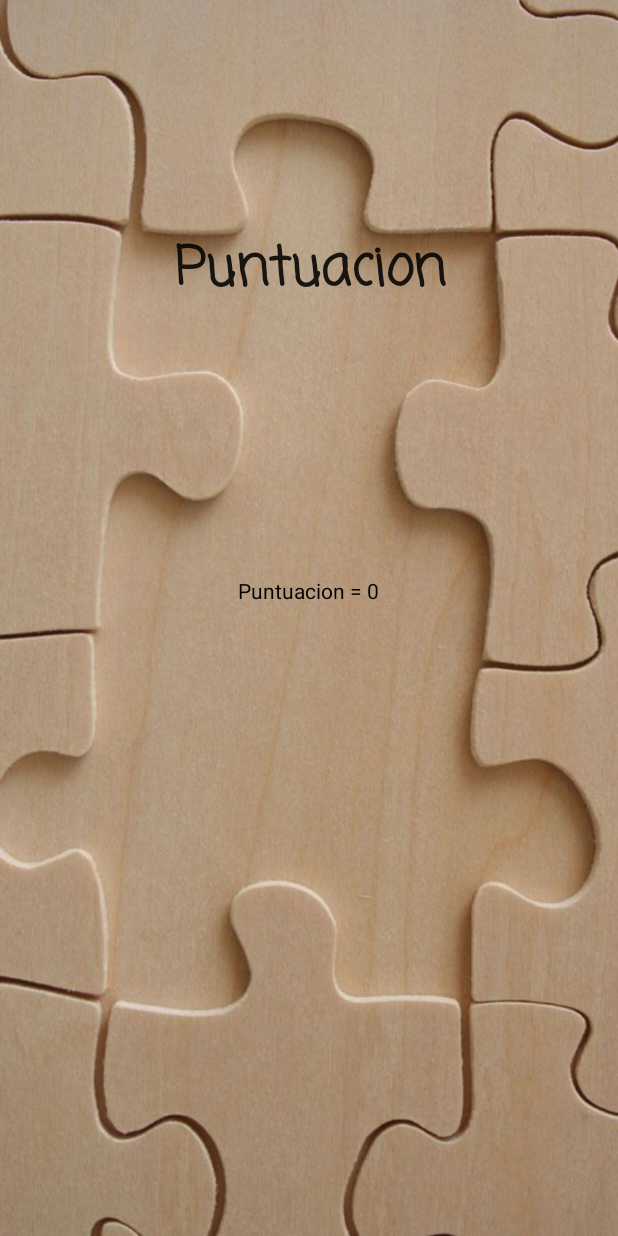
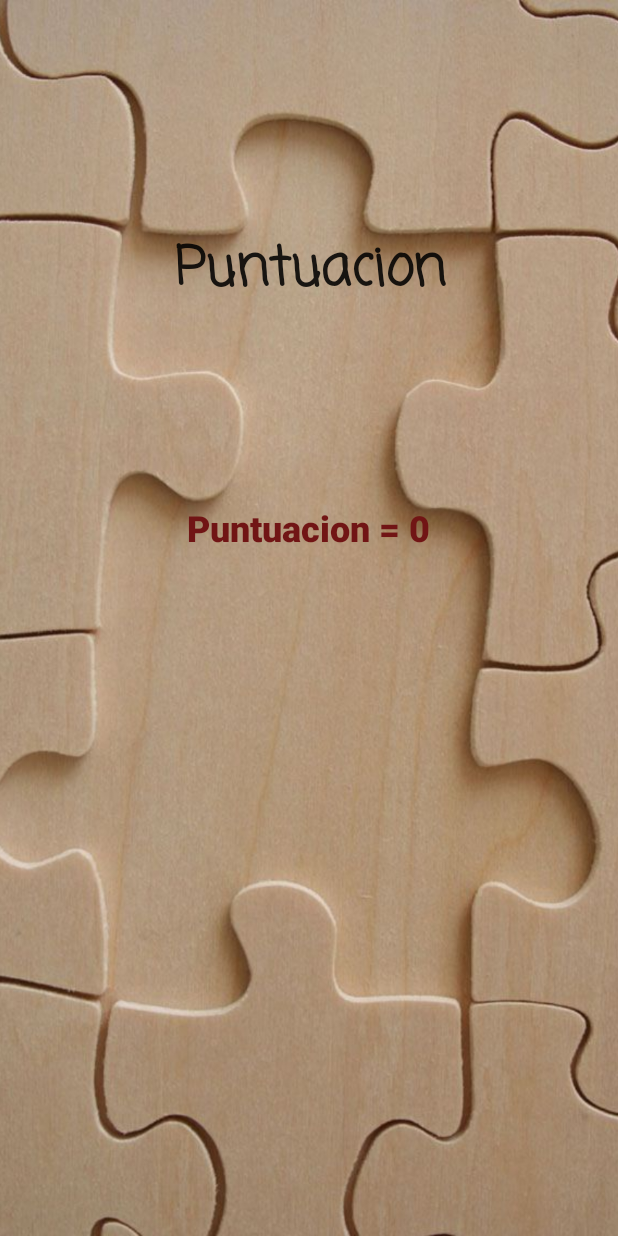
Before and after one commit to Ivacks/PuzzleDos, an Android app: the layout puntuacion.xml on its own in the app's theme, with its tools: preview values and no code run, on a phone screen of 412 x 824 dp. Run offline under Robolectric (Android 15) with nearby library versions, the phone set to English and light mode, and no system bars.

Commit message:
Últimos cambios

```diff
--- a/app/src/main/res/layout/puntuacion.xml
+++ b/app/src/main/res/layout/puntuacion.xml
@@ -43,11 +43,13 @@
 
     <TextView
         android:id="@+id/tv_puntos"
-        android:layout_width="234dp"
-        android:layout_height="98dp"
-        android:text="Puntuacion = 0"
+        android:layout_width="246dp"
+        android:layout_height="289dp"
+        android:fontFamily="sans-serif-black"
+        android:text="@string/puntuacion_0"
         android:textAlignment="center"
-        android:textColor="#000000"
+        android:textColor="#711515"
+        android:textSize="24sp"
         app:layout_constraintBottom_toBottomOf="@+id/imgvPuntuacion"
         app:layout_constraintEnd_toEndOf="parent"
         app:layout_constraintHorizontal_bias="0.497"
--- a/app/src/main/res/values/strings.xml
+++ b/app/src/main/res/values/strings.xml
@@ -29,4 +29,5 @@
     <string name="como_jugar">como jugar</string>
     <string name="c_mo_jugar">Cómo jugar</string>
     <string name="howtoplay">CÓMO JUGAR</string>
+    <string name="puntuacion_0">Puntuacion = 0</string>
 </resources>
```
